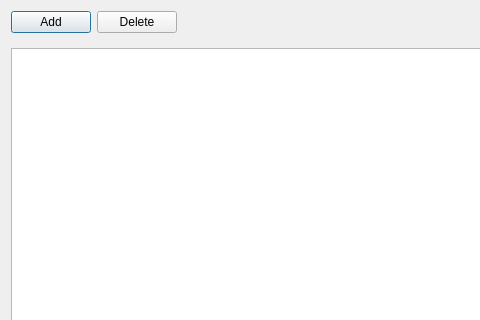
Qt form src/GridCal/Gui/ProfilesInput/profiles_from_models_gui.ui (SanPen/GridCal) before a commit; both pictures show x 0 to 480 and y 0 to 320 of the 713 by 522 pixel window.
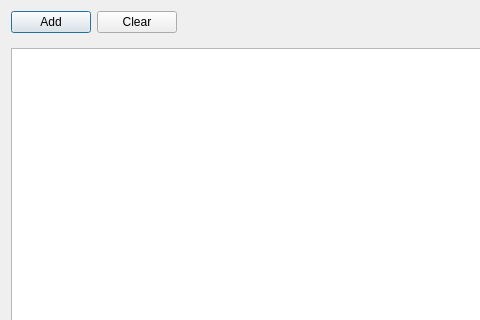
The same form after that commit. Icons and pictures are not drawn.

The edit to the form file:
```diff
--- a/src/GridCal/Gui/ProfilesInput/profiles_from_models_gui.ui
+++ b/src/GridCal/Gui/ProfilesInput/profiles_from_models_gui.ui
@@ -55,7 +55,7 @@
       <item>
        <widget class="QPushButton" name="deleteModelsButton">
         <property name="text">
-         <string>Delete</string>
+         <string>Clear</string>
         </property>
         <property name="icon">
          <iconset resource="icons.qrc">
```
